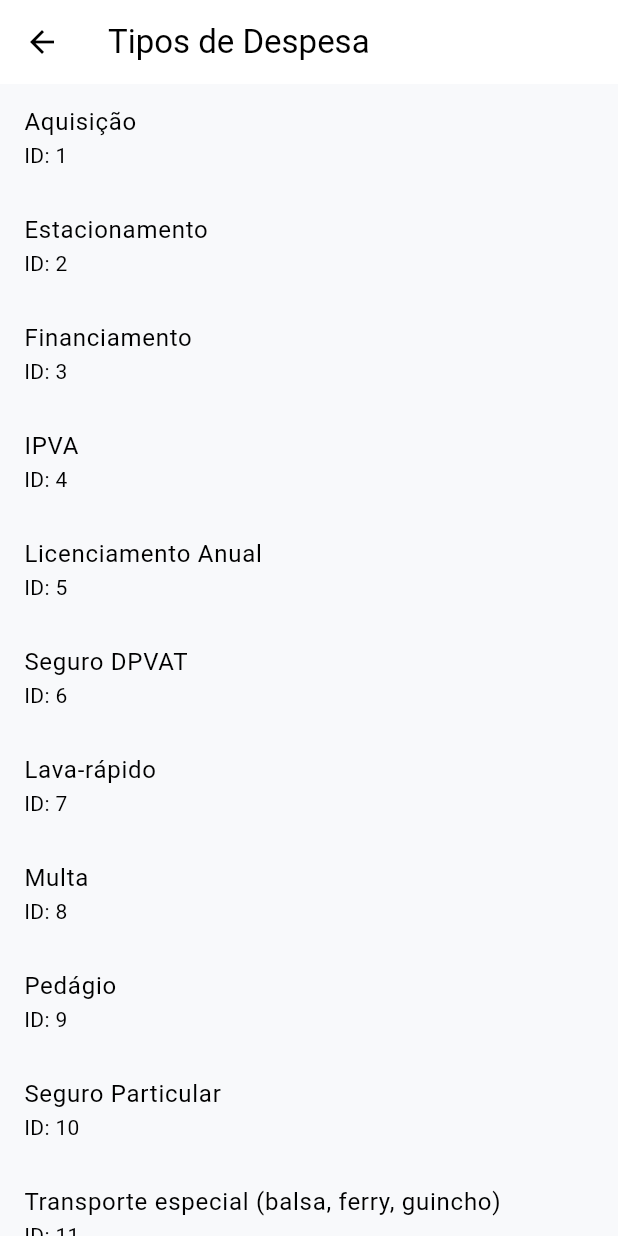
After one commit to krahllucas/karango-app, a Flutter app: the ExpenseTypeScreen screen opened directly, on a phone screen of 412 x 824 dp. The commit adds this screen. Run offline on Flutter 3.47's test engine with Material 3 defaults, Android fonts, the phone set to English and light mode, and no system bars; our stand-ins replace multi_dropdown, sqflite; accounts and stored records are empty.

Commit message:
feat: Tipos de despesas

```diff
--- a/lib/app/core/db.dart
+++ b/lib/app/core/db.dart
@@ -3,7 +3,7 @@ import 'package:path/path.dart' as path;
 
 class DbUtil {
   static const _dbName = 'karango4.db';
-  static const _dbVersion = 10;
+  static const _dbVersion = 11;
 
   static Future<sql.Database> database() async {
     final dbPath = await sql.getDatabasesPath();
@@ -71,6 +71,16 @@ class DbUtil {
     ''');
 
     await ensureServiceTypesData(db);
+
+    // Tipos de Despesas
+    await db.execute('''
+      CREATE TABLE expense_type (
+        id INTEGER PRIMARY KEY AUTOINCREMENT,
+        name TEXT NOT NULL
+      );
+    ''');
+
+    await ensureExpenseTypesData(db);
   }
 
   static Future<void> ensureFuelData(sql.Database db) async {
@@ -121,6 +131,25 @@ class DbUtil {
       await db.execute("INSERT INTO service_type (name) VALUES ('Velas de Ignição');");
       await db.execute("INSERT INTO service_type (name) VALUES ('Vidros e Espelhos');");
       await db.execute("INSERT INTO service_type (name) VALUES ('Outros');");
+    }
+  }
+
+  static Future<void> ensureExpenseTypesData(sql.Database db) async {
+    final result = await db.rawQuery('SELECT COUNT(*) as count FROM expense_type');
+    final count = result.first['count'] as int;
+
+    if (count == 0) {
+      await db.execute("INSERT INTO expense_type (name) VALUES ('Aquisição');");
+      await db.execute("INSERT INTO expense_type (name) VALUES ('Estacionamento');");
+      await db.execute("INSERT INTO expense_type (name) VALUES ('Financiamento');");
+      await db.execute("INSERT INTO expense_type (name) VALUES ('IPVA');");
+      await db.execute("INSERT INTO expense_type (name) VALUES ('Licenciamento Anual');");
+      await db.execute("INSERT INTO expense_type (name) VALUES ('Seguro DPVAT');");
+      await db.execute("INSERT INTO expense_type (name) VALUES ('Lava-rápido');");
+      await db.execute("INSERT INTO expense_type (name) VALUES ('Multa');");
+      await db.execute("INSERT INTO expense_type (name) VALUES ('Pedágio');");
+      await db.execute("INSERT INTO expense_type (name) VALUES ('Seguro Particular');");
+      await db.execute("INSERT INTO expense_type (name) VALUES ('Transporte especial (balsa, ferry, guincho)');");
     }
   }
 
@@ -178,6 +207,15 @@ class DbUtil {
       ''');
 
       await ensureServiceTypesData(db);
+    }else if (oldVersion < 11) {
+      await db.execute('''
+        CREATE TABLE IF NOT EXISTS expense_type (
+          id INTEGER PRIMARY KEY AUTOINCREMENT,
+          name TEXT NOT NULL
+        );
+      ''');
+
+      await ensureExpenseTypesData(db);
     }
   }
 
--- /dev/null
+++ b/lib/app/models/expensetype.dart
@@ -0,0 +1,6 @@
+class ExpenseType {
+  final int id;
+  final String name;
+
+  ExpenseType({this.id = 0, required this.name});
+}
--- /dev/null
+++ b/lib/app/providers/expensetype.dart
@@ -0,0 +1,48 @@
+
+import 'package:flutter/foundation.dart';
+import 'package:karango_app/app/core/db.dart';
+import 'package:karango_app/app/models/expensetype.dart';
+
+class ExpenseTypeProvider with ChangeNotifier {
+  List<ExpenseType> _expenseTypes = [];
+
+  Future<void> loadExpenseTypes() async {
+    final dataList = await DbUtil.getData('expense_type');
+    _expenseTypes = dataList
+        .map(
+          (item) => ExpenseType(
+            id: item['id'],
+            name: item['name'],
+          ),
+        )
+        .toList();
+
+    print('Tipos de despesa carregados: ${_expenseTypes.length}');
+
+    if (_expenseTypes.isEmpty) {
+      print('Nenhum tipo de despesa encontrado no banco de dados.');
+      await DbUtil.ensureExpenseTypesData(await DbUtil.database());
+      return loadExpenseTypes(); // Tente carregar novamente após garantir os dados
+    } else {
+      for (var expenseType in _expenseTypes) {
+        print('Tipo de despesa: id=${expenseType.id}, name=${expenseType.name}');
+      }
+    }
+    notifyListeners();
+  }
+
+  List<ExpenseType> get expenseTypes {
+    return [..._expenseTypes];
+  }
+
+  Future<void> addExpenseType(ExpenseType expenseType) async {
+    _expenseTypes.add(expenseType);
+
+    DbUtil.insert('expense_type', {
+      'id': expenseType.id,
+      'name': expenseType.name,
+    });
+
+    notifyListeners();
+  }
+}
--- /dev/null
+++ b/lib/app/screens/expensetype.dart
@@ -0,0 +1,38 @@
+import 'package:flutter/material.dart';
+import 'package:karango_app/app/providers/expensetype.dart';
+import 'package:provider/provider.dart';
+
+class ExpenseTypeScreen extends StatelessWidget {
+  const ExpenseTypeScreen({Key? key}) : super(key: key);
+
+  @override
+  Widget build(BuildContext context) {
+    return Scaffold(
+      appBar: AppBar(
+        title: const Text('Tipos de Despesa'),
+      ),
+      body: Consumer<ExpenseTypeProvider>(
+        builder: (context, expenseTypeProvider, child) {
+          if (expenseTypeProvider.expenseTypes.isEmpty) {
+            return const Center(
+              child: Text('Nenhum tipo de despesa encontrado'),
+            );
+          }
+          return ListView.builder(
+            itemCount: expenseTypeProvider.expenseTypes.length,
+            itemBuilder: (context, index) {
+              final expenseType = expenseTypeProvider.expenseTypes[index];
+              return ListTile(
+                title: Text(expenseType.name),
+                subtitle: Text('ID: ${expenseType.id}'),
+                onTap: () {
+                  // Ação ao tocar no item
+                },
+              );
+            },
+          );
+        },
+      ),
+    );
+  }
+}
--- a/lib/main.dart
+++ b/lib/main.dart
@@ -1,5 +1,6 @@
 import 'package:flutter/material.dart';
 import 'package:karango_app/app/core/theme.dart';
+import 'package:karango_app/app/providers/expensetype.dart';
 import 'package:karango_app/app/providers/fuel.dart';
 import 'package:karango_app/app/providers/refueling.dart';
 import 'package:karango_app/app/providers/servicetype.dart';
@@ -18,6 +19,7 @@ void main() async {
         ChangeNotifierProvider(create: (_) => RefuelingProvider()),
         ChangeNotifierProvider(create: (_) => FuelProvider()),
         ChangeNotifierProvider(create: (_) => ServiceTypeProvider()),
+        ChangeNotifierProvider(create: (_) => ExpenseTypeProvider()),
       ],
       child: const MyApp(),
     ),
@@ -35,6 +37,7 @@ class MyApp extends StatelessWidget {
     ).loadRefuelings();
     await Provider.of<FuelProvider>(context, listen: false).loadFuels();
     await Provider.of<ServiceTypeProvider>(context, listen: false).loadServiceTypes();
+    await Provider.of<ExpenseTypeProvider>(context, listen: false).loadExpenseTypes();
   }
 
   // This widget is the root of your application.
```
Also changed, not shown: lib/app/widgets/menu.dart (+7 -1 lines).
